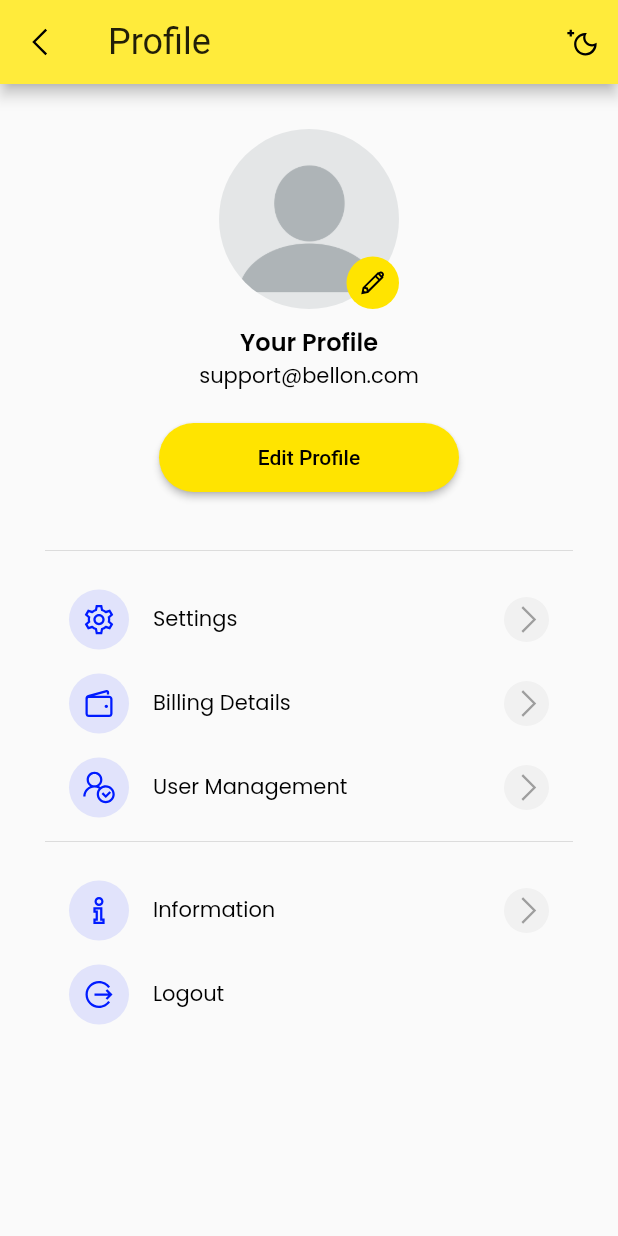
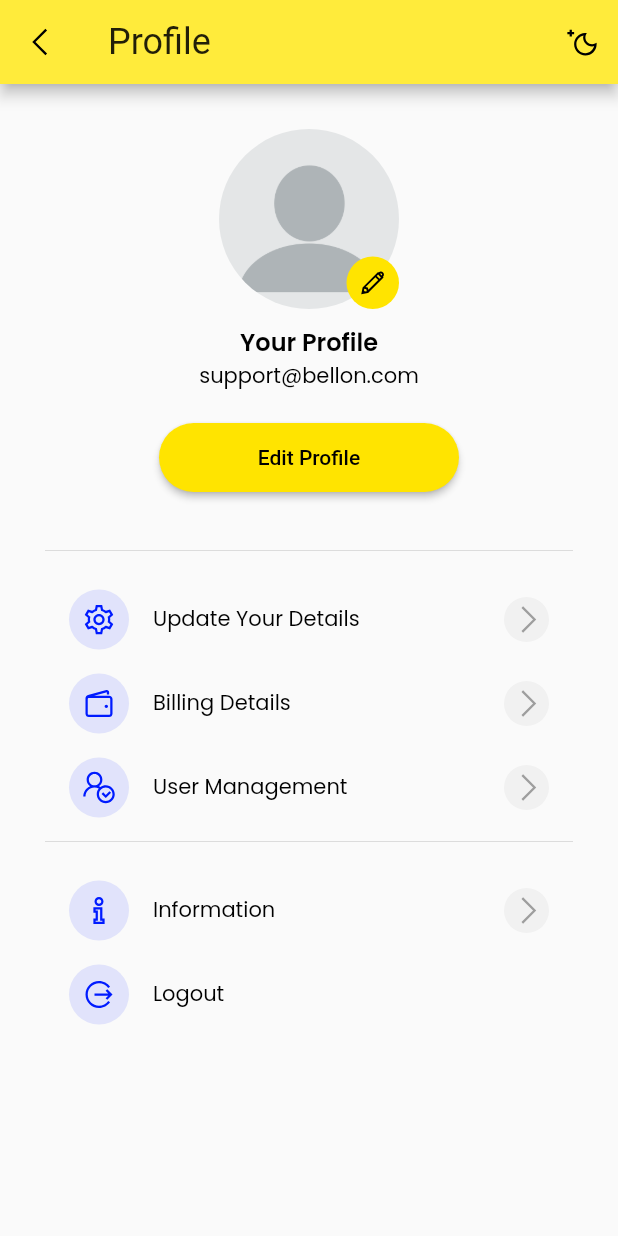
Before and after one commit to kipkoechke/flutter-login_app, a Flutter app: the ProfileScreen screen opened directly, on a phone screen of 412 x 824 dp. Run offline on Flutter 3.47's test engine with Material 2 defaults, Android fonts, the phone set to English and light mode, and no system bars; our stand-ins replace cloud_firestore, firebase_auth, firebase_core, flutter_otp_text_field, get, google_fonts and 1 more; accounts and stored records are empty.

Commit message:
Updated string constants

```diff
--- a/login_app/lib/src/constants/text_strings.dart
+++ b/login_app/lib/src/constants/text_strings.dart
@@ -58,7 +58,7 @@ const String bProfileHeading = "Your Profile";
 const String bProfileSubHeading = "support@bellon.com";
 
 //-- Menu
-const String bMenu1 = "Settings";
+const String bMenu1 = "Update Your Details";
 const String bMenu2 = "Billing Details";
 const String bMenu3 = "User Management";
 const String bMenu4 = "Information";
@@ -67,7 +67,7 @@ const String bMenu5 = bLogout;
 //-- Update Profile Screen - Text
 const String bDelete = "Delete";
 const String bJoined = "Joined";
-const String bJoinedAt = "\t12 July 2022";
+const String bJoinedAt = "\t12 June 2023";
 
 //-- location Details
 const String bSubCounty = "Sub County";
```
